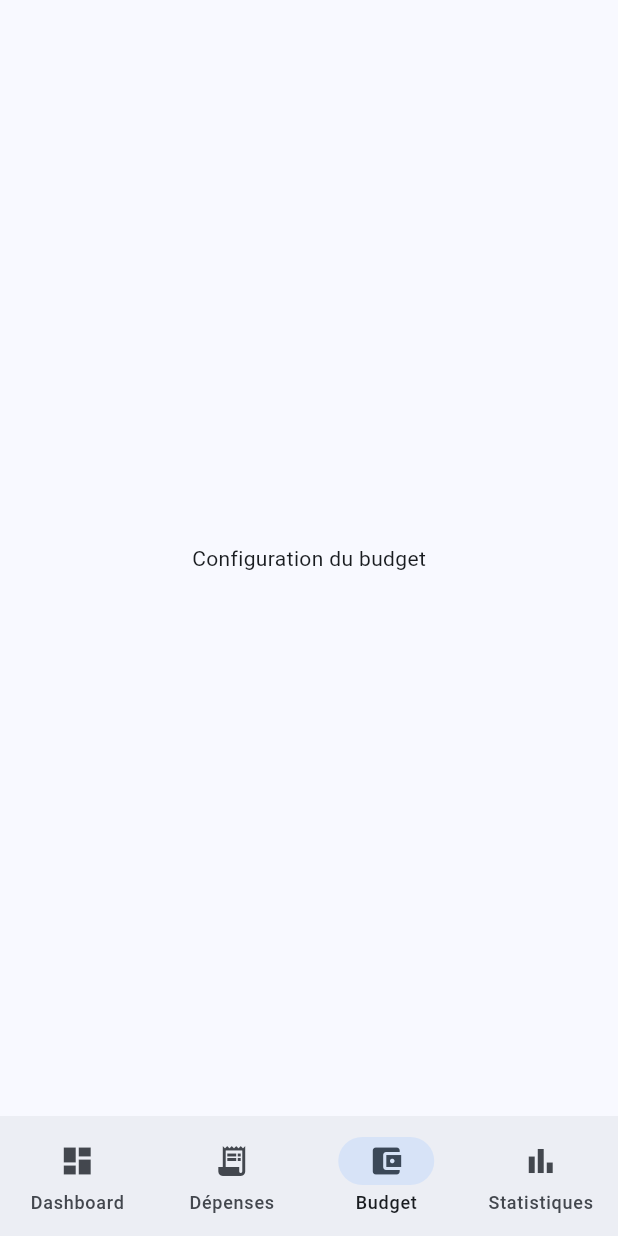
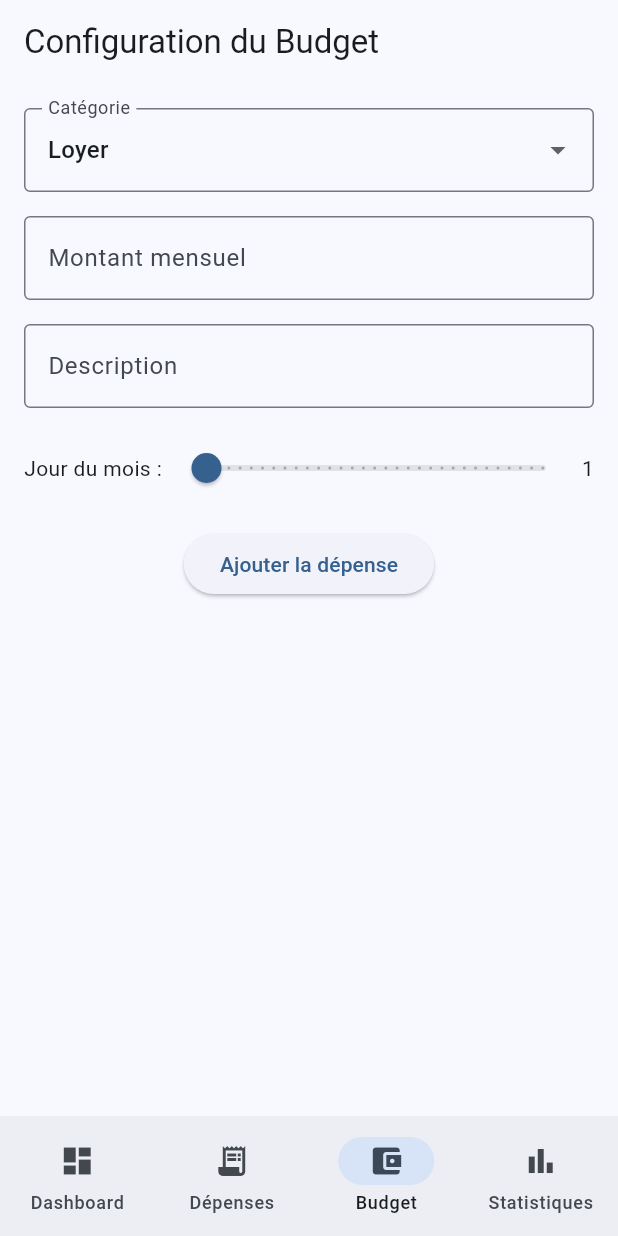
Before and after one commit to jpe-dev/mybudgetapp, a Flutter app: the screen it shows after launch, item 3 of the bottom bar chosen, on a phone screen of 412 x 824 dp. Run offline on Flutter 3.47's test engine with Material 3 defaults, Android fonts, the light colour scheme and no system bars; our stand-ins replace shared_preferences.

Commit message:
Add budget form with data persistence

```diff
--- a/lib/main.dart
+++ b/lib/main.dart
@@ -1,4 +1,20 @@
 import 'package:flutter/material.dart';
+import 'models/recurring_expense.dart';
+import 'services/storage_service.dart';
+
+// Liste des catégories prédéfinies
+final List<String> expenseCategories = [
+  'Loyer',
+  'Électricité',
+  'Eau',
+  'Internet/Téléphone',
+  'Courses',
+  'Transport',
+  'Loisirs',
+  'Santé',
+  'Assurances',
+  'Autres'
+];
 
 void main() {
   runApp(const MyBudgetApp());
@@ -93,14 +109,184 @@ class ExpensesPage extends StatelessWidget {
   }
 }
 
-class BudgetPage extends StatelessWidget {
+class BudgetPage extends StatefulWidget {
   const BudgetPage({super.key});
 
   @override
+  State<BudgetPage> createState() => _BudgetPageState();
+}
+
+class _BudgetPageState extends State<BudgetPage> {
+  final List<RecurringExpense> _expenses = [];
+  final _formKey = GlobalKey<FormState>();
+  final _storageService = StorageService();
+  String _selectedCategory = expenseCategories[0];
+  final _amountController = TextEditingController();
+  final _descriptionController = TextEditingController();
+  int _selectedDay = 1;
+
+  @override
+  void initState() {
+    super.initState();
+    _loadExpenses();
+  }
+
+  Future<void> _loadExpenses() async {
+    final data = await _storageService.loadData(StorageService.expensesKey);
+    if (data != null) {
+      setState(() {
+        _expenses.clear();
+        _expenses.addAll(
+          (data as List).map((item) => RecurringExpense.fromJson(item)).toList(),
+        );
+      });
+    }
+  }
+
+  Future<void> _saveExpenses() async {
+    await _storageService.saveData(
+      StorageService.expensesKey,
+      _expenses.map((e) => e.toJson()).toList(),
+    );
+  }
+
+  void _addExpense() {
+    if (_formKey.currentState!.validate()) {
+      setState(() {
+        _expenses.add(
+          RecurringExpense(
+            category: _selectedCategory,
+            amount: double.parse(_amountController.text),
+            dayOfMonth: _selectedDay,
+            description: _descriptionController.text,
+          ),
+        );
+        _saveExpenses();
+        // Réinitialiser le formulaire
+        _amountController.clear();
+        _descriptionController.clear();
+        _selectedDay = 1;
+      });
+    }
+  }
+
+  @override
   Widget build(BuildContext context) {
-    return const Center(
-      child: Text('Configuration du budget'),
+    return Scaffold(
+      appBar: AppBar(
+        title: const Text('Configuration du Budget'),
+      ),
+      body: Column(
+        children: [
+          // Formulaire d'ajout
+          Padding(
+            padding: const EdgeInsets.all(16.0),
+            child: Form(
+              key: _formKey,
+              child: Column(
+                children: [
+                  DropdownButtonFormField<String>(
+                    value: _selectedCategory,
+                    items: expenseCategories.map((String category) {
+                      return DropdownMenuItem<String>(
+                        value: category,
+                        child: Text(category),
+                      );
+                    }).toList(),
+                    onChanged: (String? newValue) {
+                      setState(() {
+                        _selectedCategory = newValue!;
+                      });
+                    },
+                    decoration: const InputDecoration(
+                      labelText: 'Catégorie',
+                      border: OutlineInputBorder(),
+                    ),
+                  ),
+                  const SizedBox(height: 16),
+                  TextFormField(
+                    controller: _amountController,
+                    keyboardType: TextInputType.number,
+                    decoration: const InputDecoration(
+                      labelText: 'Montant mensuel',
+                      border: OutlineInputBorder(),
+                      prefixText: 'CHF ',
+                    ),
+                    validator: (value) {
+                      if (value == null || value.isEmpty) {
+                        return 'Veuillez entrer un montant';
+                      }
+                      if (double.tryParse(value) == null) {
+                        return 'Veuillez entrer un nombre valide';
+                      }
+                      return null;
+                    },
+                  ),
+                  const SizedBox(height: 16),
+                  TextFormField(
+                    controller: _descriptionController,
+                    decoration: const InputDecoration(
+                      labelText: 'Description',
+                      border: OutlineInputBorder(),
+                    ),
+                  ),
+                  const SizedBox(height: 16),
+                  Row(
+                    children: [
+                      const Text('Jour du mois : '),
+                      Expanded(
+                        child: Slider(
+                          value: _selectedDay.toDouble(),
+                          min: 1,
+                          max: 31,
+                          divisions: 30,
+                          label: _selectedDay.toString(),
+                          onChanged: (double value) {
+                            setState(() {
+                              _selectedDay = value.toInt();
+                            });
+                          },
+                        ),
+                      ),
+                      Text('$_selectedDay'),
+                    ],
+                  ),
+                  const SizedBox(height: 16),
+                  ElevatedButton(
+                    onPressed: _addExpense,
+                    child: const Text('Ajouter la dépense'),
+                  ),
+                ],
+              ),
+            ),
+          ),
+          // Liste des dépenses
+          Expanded(
+            child: ListView.builder(
+              itemCount: _expenses.length,
+              itemBuilder: (context, index) {
+                final expense = _expenses[index];
+                return ListTile(
+                  title: Text(expense.category),
+                  subtitle: Text(expense.description),
+                  trailing: Text(
+                    'CHF ${expense.amount.toStringAsFixed(2)}\nJour ${expense.dayOfMonth}',
+                    textAlign: TextAlign.end,
+                  ),
+                );
+              },
+            ),
+          ),
+        ],
+      ),
     );
+  }
+
+  @override
+  void dispose() {
+    _amountController.dispose();
+    _descriptionController.dispose();
+    super.dispose();
   }
 }
 
--- /dev/null
+++ b/lib/models/recurring_expense.dart
@@ -0,0 +1,33 @@
+class RecurringExpense {
+  final String category;
+  final double amount;
+  final int dayOfMonth;
+  final String description;
+
+  RecurringExpense({
+    required this.category,
+    required this.amount,
+    required this.dayOfMonth,
+    required this.description,
+  });
+
+  // Convertir l'objet en Map pour la sérialisation
+  Map<String, dynamic> toJson() {
+    return {
+      'category': category,
+      'amount': amount,
+      'dayOfMonth': dayOfMonth,
+      'description': description,
+    };
+  }
+
+  // Créer un objet à partir d'un Map
+  factory RecurringExpense.fromJson(Map<String, dynamic> json) {
+    return RecurringExpense(
+      category: json['category'],
+      amount: json['amount'].toDouble(),
+      dayOfMonth: json['dayOfMonth'],
+      description: json['description'],
+    );
+  }
+}
--- a/lib/services/storage_service.dart
+++ b/lib/services/storage_service.dart
@@ -1,9 +1,9 @@
-import 'package:shared_preferences.dart';
+import 'package:shared_preferences/shared_preferences.dart';
 import 'dart:convert';
 
 class StorageService {
-  static const String _budgetKey = 'budget_data';
-  static const String _expensesKey = 'expenses_data';
+  static const String budgetKey = 'budget_data';
+  static const String expensesKey = 'expenses_data';
 
   // Sauvegarder des données
   Future<void> saveData(String key, dynamic data) async {
```
